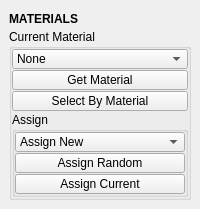
Qt form tentacle/ui/materials.ui (m3trik/tentacle) before a commit.
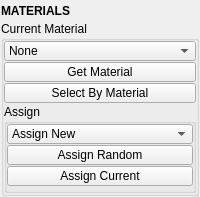
The same form after that commit. Custom widgets are drawn as their Qt base class.

```diff
--- a/tentacle/ui/materials.ui
+++ b/tentacle/ui/materials.ui
@@ -10,7 +10,7 @@
     <x>0</x>
     <y>0</y>
     <width>200</width>
-    <height>200</height>
+    <height>197</height>
    </rect>
   </property>
   <property name="sizePolicy">
@@ -36,6 +36,18 @@
     </size>
    </property>
    <layout class="QVBoxLayout" name="verticalLayout_2">
+    <property name="leftMargin">
+     <number>1</number>
+    </property>
+    <property name="topMargin">
+     <number>1</number>
+    </property>
+    <property name="rightMargin">
+     <number>1</number>
+    </property>
+    <property name="bottomMargin">
+     <number>1</number>
+    </property>
     <item>
      <layout class="QVBoxLayout" name="verticalLayout">
       <property name="spacing">
@@ -249,6 +261,31 @@
               </property>
              </widget>
             </item>
+            <item>
+             <widget class="PushButton" name="b005">
+              <property name="enabled">
+               <bool>true</bool>
+              </property>
+              <property name="minimumSize">
+               <size>
+                <width>0</width>
+                <height>20</height>
+               </size>
+              </property>
+              <property name="maximumSize">
+               <size>
+                <width>16777215</width>
+                <height>20</height>
+               </size>
+              </property>
+              <property name="toolTip">
+               <string>Assign the current material to any selected object(s).</string>
+              </property>
+              <property name="text">
+               <string>Assign Current</string>
+              </property>
+             </widget>
+            </item>
             <item>
              <spacer name="verticalSpacer">
               <property name="orientation">
@@ -262,31 +299,6 @@
               </property>
              </spacer>
             </item>
-            <item>
-             <widget class="PushButton" name="b005">
-              <property name="enabled">
-               <bool>true</bool>
-              </property>
-              <property name="minimumSize">
-               <size>
-                <width>0</width>
-                <height>20</height>
-               </size>
-              </property>
-              <property name="maximumSize">
-               <size>
-                <width>16777215</width>
-                <height>20</height>
-               </size>
-              </property>
-              <property name="toolTip">
-               <string>Assign the current material to any selected object(s).</string>
-              </property>
-              <property name="text">
-               <string>Assign Current</string>
-              </property>
-             </widget>
-            </item>
            </layout>
           </widget>
          </item>
@@ -304,16 +316,16 @@
    <extends>QLabel</extends>
    <header>uitk.widgets.header.Header.h</header>
   </customwidget>
-  <customwidget>
-   <class>PushButton</class>
-   <extends>QPushButton</extends>
-   <header>widgets.pushbutton.h</header>
-  </customwidget>
   <customwidget>
    <class>ComboBox</class>
    <extends>QComboBox</extends>
    <header>uitk.widgets.comboBox.ComboBox.h</header>
   </customwidget>
+  <customwidget>
+   <class>PushButton</class>
+   <extends>QPushButton</extends>
+   <header>widgets.pushbutton.h</header>
+  </customwidget>
  </customwidgets>
  <resources/>
  <connections/>
```
